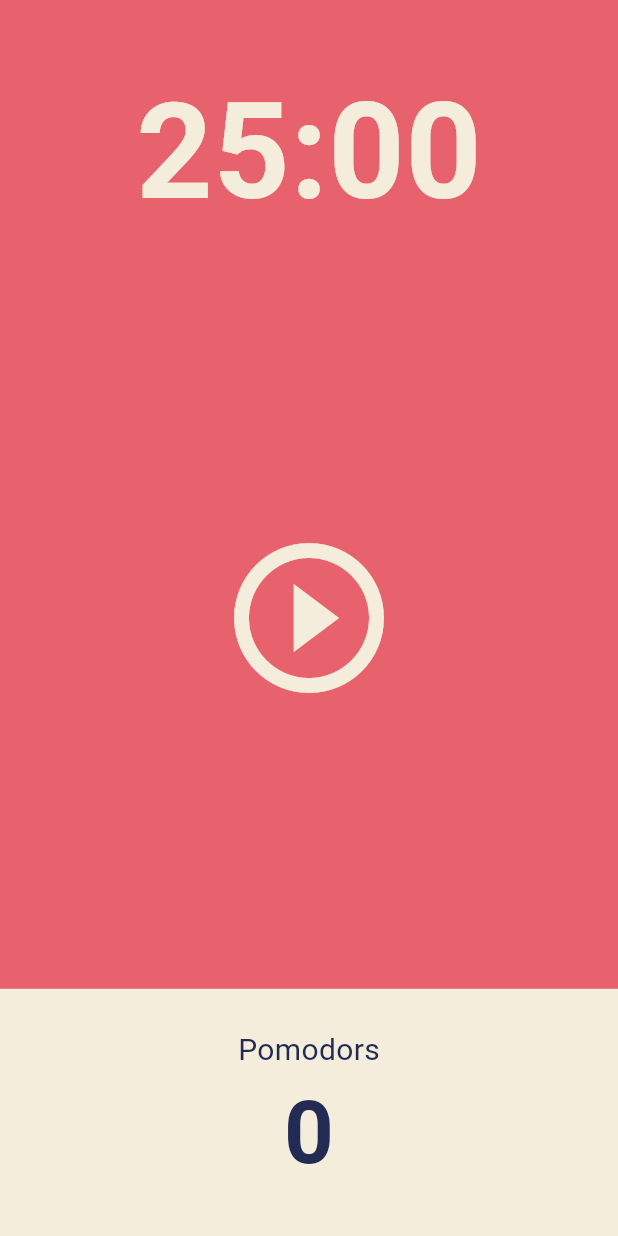
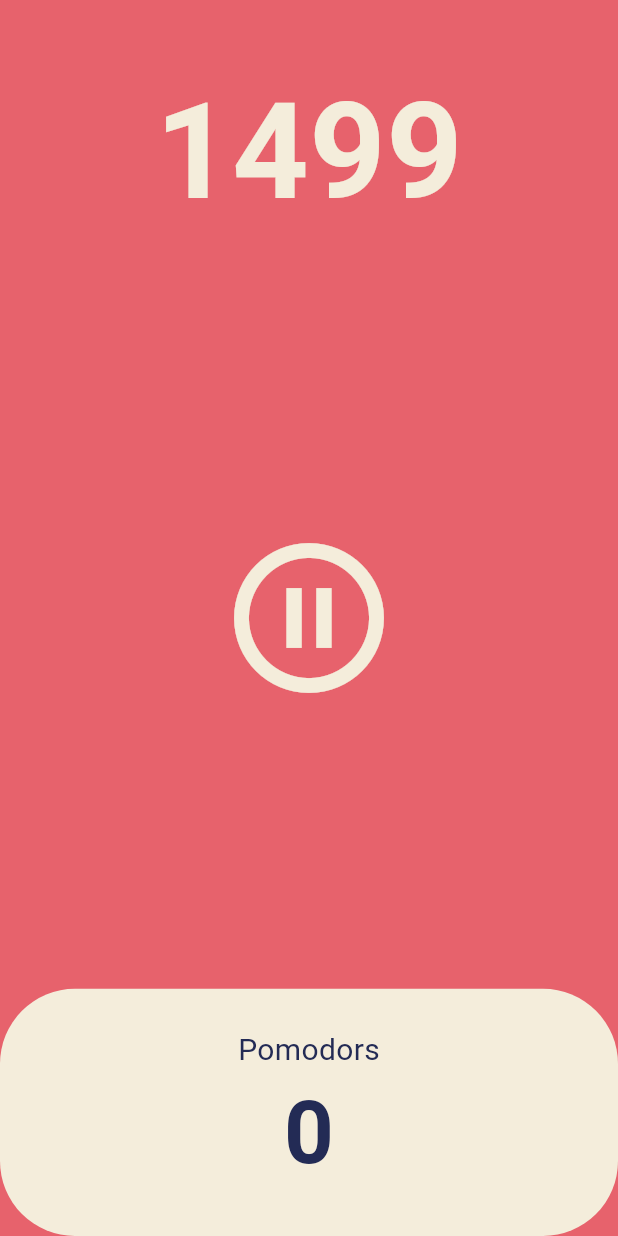
Before and after one commit to 1day1/flutter-practice-pomodoro, a Flutter app: the screen it shows after launch, after a tap on the "play circle outline" icon, on a phone screen of 412 x 824 dp. Run offline on Flutter 3.47's test engine with Material 3 defaults, Android fonts, the phone set to English and light mode, and no system bars.

```diff
--- a/lib/screens/home_screen.dart
+++ b/lib/screens/home_screen.dart
@@ -1,3 +1,5 @@
+import 'dart:async';
+
 import 'package:flutter/material.dart';
 
 class HomeScreen extends StatefulWidget {
@@ -8,6 +10,33 @@ class HomeScreen extends StatefulWidget {
 }
 
 class _HomeScreenState extends State<HomeScreen> {
+  int totalSeconds = 1500;
+  bool isRunning = false;
+  late Timer timer;
+
+  void onTick(Timer timer) {
+    setState(() {
+      totalSeconds = totalSeconds - 1;
+    });
+  }
+
+  void onStartPressed() {
+    timer = Timer.periodic(
+      const Duration(seconds: 1),
+      onTick,
+    );
+    setState(() {
+      isRunning = true;
+    });
+  }
+
+  void onPausePressed() {
+    timer.cancel();
+    setState(() {
+      isRunning = false;
+    });
+  }
+
   @override
   Widget build(BuildContext context) {
     return Scaffold(
@@ -19,7 +48,7 @@ class _HomeScreenState extends State<HomeScreen> {
             child: Container(
               alignment: Alignment.bottomCenter,
               child: Text(
-                '25:00',
+                '$totalSeconds',
                 style: TextStyle(
                   color: Theme.of(context).cardColor,
                   fontSize: 89,
@@ -34,9 +63,11 @@ class _HomeScreenState extends State<HomeScreen> {
               child: IconButton(
                 iconSize: 120,
                 color: Theme.of(context).cardColor,
-                onPressed: () => {},
-                icon: const Icon(
-                  Icons.play_circle_outline,
+                onPressed: isRunning ? onPausePressed : onStartPressed,
+                icon: Icon(
+                  isRunning
+                      ? Icons.pause_circle_outline
+                      : Icons.play_circle_outline,
                 ),
               ),
             ),
@@ -48,8 +79,8 @@ class _HomeScreenState extends State<HomeScreen> {
                 Expanded(
                   child: Container(
                     decoration: BoxDecoration(
-                      color: Theme.of(context).cardColor,
-                    ),
+                        color: Theme.of(context).cardColor,
+                        borderRadius: BorderRadius.circular(50)),
                     child: Column(
                       mainAxisAlignment: MainAxisAlignment.center,
                       children: [
```
